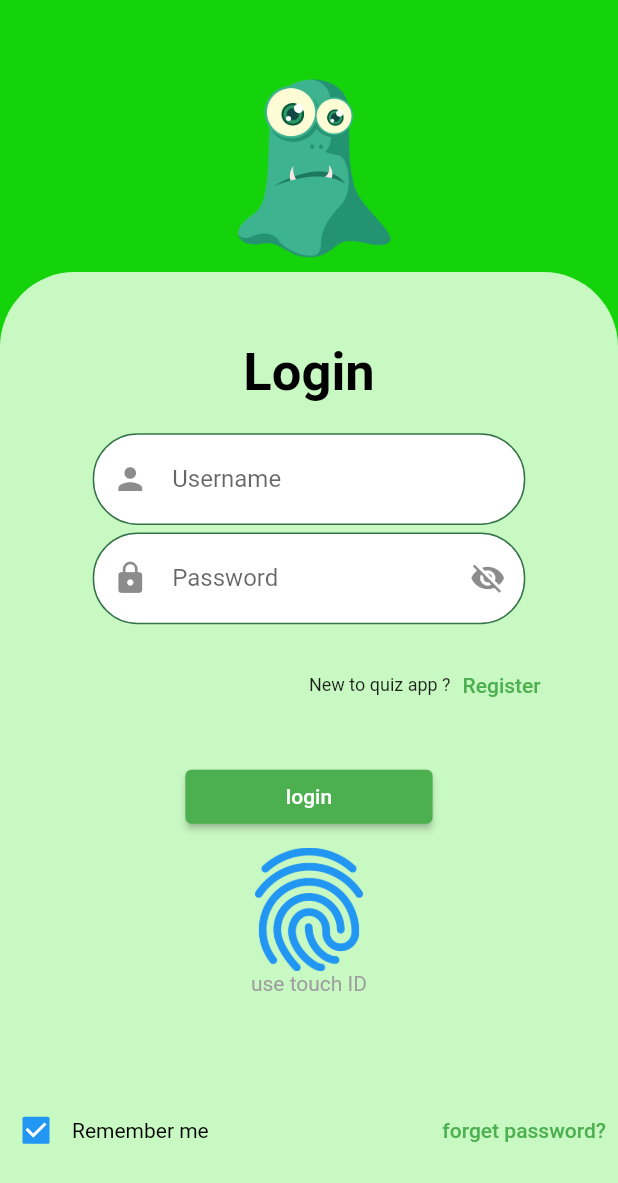
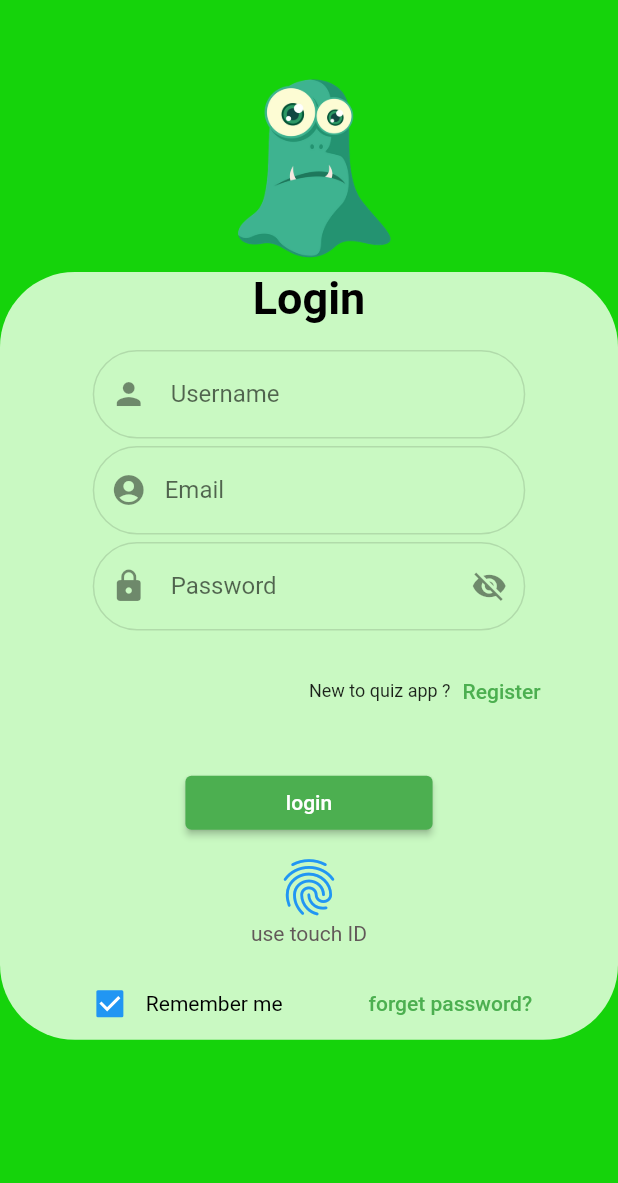
Before and after one commit to menna550/Quiz_App, a Flutter app: the screen it shows after launch, after a tap on "Start", on a phone screen of 412 x 824 dp. Shown: the top 1183 px of the screen. Run offline on Flutter 3.47's test engine with Material 2 defaults, Android fonts, the phone set to English and light mode, and no system bars; our stand-ins replace google_fonts.

Commit message:
validation

```diff
--- a/lib/Screens/OpeningScreen.dart
+++ b/lib/Screens/OpeningScreen.dart
@@ -52,7 +52,7 @@ class OpeningScreen extends StatelessWidget {
                     Navigator.push(
                       context,
                       MaterialPageRoute<void>(
-                        builder: (BuildContext context) => const login_screen(),
+                        builder: (BuildContext context) =>  login_screen(),
                       ),
                     );
                   },
--- a/lib/Screens/login.dart
+++ b/lib/Screens/login.dart
@@ -3,18 +3,16 @@ import 'package:flutter/material.dart';
 import 'Category_Screen.dart';
 
 class login_screen extends StatelessWidget {
-  const login_screen({super.key});
+  login_screen({super.key});
+
+  final GlobalKey<FormState> _formkey = GlobalKey<FormState>();
+
   @override
   Widget build(BuildContext context) {
     //first container
     return Scaffold(
-      body: Container(
-        width: MediaQuery.of(context).size.width,
-        height: MediaQuery.of(context).size.height,
-        decoration: const BoxDecoration(
-          color: Color.fromARGB(255, 21, 211, 11),
-        ),
-        child: Column(
+      backgroundColor: Color.fromARGB(255, 21, 211, 11),
+      body: Column(
         children: [
           SizedBox(
             height: MediaQuery.of(context).size.height * 0.02,
@@ -23,46 +21,91 @@ class login_screen extends StatelessWidget {
             "images/pngwing.com.png",
             height: MediaQuery.of(context).size.height * 0.2,
           ),
-            Expanded(
-              child: Container(
-                // width: MediaQuery.of(context).size.width,
-                // height: MediaQuery.of(context).size.height ,
-                decoration: const BoxDecoration(
+          Container(
+            // height:MediaQuery.of(context).size.height* 2/3 ,
+
+            decoration: BoxDecoration(
+
               color: Color.fromARGB(219, 231, 255, 224),
-                  borderRadius: BorderRadius.only(
-                    topLeft: Radius.circular(50),
-                    topRight: Radius.circular(50),
+              borderRadius: BorderRadius.circular(50)
+              //   topLeft: Radius.circular(50),
+              //   topRight: Radius.circular(50),
+              // ),
             ),
-                ),
+            child: Form(
+              key: _formkey,
               child: Column(
-                  mainAxisAlignment: MainAxisAlignment.center,
+                //mainAxisAlignment: MainAxisAlignment.center,
                 children: [
                   const Text(
                     'Login',
                     style: TextStyle(
                         color: Colors.black,
-                          fontSize: 35,
+                        fontSize: 30,
                         fontWeight: FontWeight.bold),
                   ),
                   const SizedBox(
-                      height: 20,
+                    height: 17,
                   ),
                   //Username field
-                    Container(
-                      padding: const EdgeInsets.all(0.1),
+                  SizedBox(
                     width: MediaQuery.of(context).size.width * 0.7,
-                      decoration: BoxDecoration(
-                        color: Colors.white,
+                    child: TextFormField(
+                      validator: (value) {
+                        if (value!.isEmpty) {
+                          return "*Please enter Your username";
+                        } else if (value.length < 8) {
+                          return "*Should be more than 8 characters";
+                        }
+                        final regex = RegExp(r'^[A-Z]');
+                        if (!regex.hasMatch(value)) {
+                          return "The first character must be capital";
+                        }
+                      },
+                      decoration: InputDecoration(
+                        enabledBorder: OutlineInputBorder(
+                          borderSide: const BorderSide(color: Colors.black12),
                           borderRadius: BorderRadius.circular(30),
-                        border:
-                            Border.all(color: Color.fromARGB(255, 52, 115, 72)),
                         ),
-                      child: TextFormField(
-                        decoration: const InputDecoration(
+                        errorBorder: OutlineInputBorder(
+                          borderSide: const BorderSide(color: Colors.red),
+                          borderRadius: BorderRadius.circular(30),
+                        ),
                         labelText: ' Username',
                         border: InputBorder.none,
-                          prefixIcon: Icon(Icons.person),
-                          // Add any other desired styling or customization
+                        prefixIcon: const Icon(Icons.person),
+                      ),
+                    ),
+                  ),
+
+                  const SizedBox(
+                    height: 5,
+                  ),
+                  SizedBox(
+                    width: MediaQuery.of(context).size.width * 0.7,
+                    child: TextFormField(
+                      validator: (value) {
+                        if (value!.isEmpty) {
+                          return "*Please enter Your email";
+                        }
+                        final regex = RegExp(
+                            r'^[a-zA-Z0-9._%+-]+@[a-zA-Z0-9.-]+\.com$');
+                        if (!regex.hasMatch(value)) {
+                          return "Please enter a valid email";
+                        }
+                      },
+                      decoration: InputDecoration(
+                        enabledBorder: OutlineInputBorder(
+                          borderSide: const BorderSide(color: Colors.black12),
+                          borderRadius: BorderRadius.circular(30),
+                        ),
+                        errorBorder: OutlineInputBorder(
+                          borderSide: const BorderSide(color: Colors.red),
+                          borderRadius: BorderRadius.circular(30),
+                        ),
+                        labelText: 'Email',
+                        border: InputBorder.none,
+                        prefixIcon: const Icon(Icons.account_circle),
                       ),
                     ),
                   ),
@@ -70,22 +113,34 @@ class login_screen extends StatelessWidget {
                     height: 5,
                   ),
                   //password
-                    Container(
-                      padding: const EdgeInsets.all(0.1),
+                  SizedBox(
                     width: MediaQuery.of(context).size.width * 0.7,
-                      //margin: const EdgeInsets.all(0.5),
-                      decoration: BoxDecoration(
-                        color: Colors.white,
+                    child: TextFormField(
+                      validator: (value) {
+                        if (value!.isEmpty) {
+                          return "*Please enter your passwer";
+                        } else if (value.length < 9) {
+                          return "*Should be more than 9 characters";
+                        }
+                        final regex = RegExp(
+                            r'^(?=.*[A-Z])(?=.*[a-z])(?=.*[0-9])(?=.*[!@#\$%\^&\*])(?=.{8,})');
+                        if (!regex.hasMatch(value)) {
+                          return 'Please enter a strong password\n*contains capital , small , numbers and special characters';
+                        }
+                      },
+                      decoration: InputDecoration(
+                        enabledBorder: OutlineInputBorder(
+                          borderSide: const BorderSide(color: Colors.black12),
                           borderRadius: BorderRadius.circular(30),
-                        border:
-                            Border.all(color: Color.fromARGB(255, 52, 115, 72)),
                         ),
-                      child: TextFormField(
-                        decoration: const InputDecoration(
+                        errorBorder: OutlineInputBorder(
+                          borderSide: const BorderSide(color: Colors.red),
+                          borderRadius: BorderRadius.circular(30),
+                        ),
                         labelText: ' Password',
                         border: InputBorder.none,
-                          prefixIcon: Icon(Icons.https),
-                          suffixIcon: Icon(Icons.visibility_off),
+                        prefixIcon: const Icon(Icons.https),
+                        suffixIcon: const Icon(Icons.visibility_off),
                         // Add any other desired styling or customization
                       ),
                     ),
@@ -123,11 +178,13 @@ class login_screen extends StatelessWidget {
                           backgroundColor:
                               MaterialStateProperty.all(Colors.green)),
                       onPressed: () {
+                        if (_formkey.currentState!.validate()) {
                           Navigator.push(
                               context,
                               MaterialPageRoute<void>(
                                   builder: (BuildContext context) =>
                                       CategoryScreen()));
+                        }
                       },
                       child: const Text(
                         "login",
@@ -135,19 +192,20 @@ class login_screen extends StatelessWidget {
                       ),
                     ),
                   ),
-                    Image.asset(
-                      'images/finger.png',
-                      height: MediaQuery.of(context).size.height * 0.1,
-                    ),
+                  const Icon(Icons.fingerprint, color: Colors.blue, size: 45,),
+                  // Image.asset(
+                  //   'images/finger.png',
+                  //   height: MediaQuery.of(context).size.height * 0.09,
+                  // ),
                   const Text(
                     "use touch ID",
-                      style: TextStyle(color: Colors.grey),
+                    style: TextStyle(color: Color.fromARGB(255, 98, 89, 89)),
                   ),
-                    SizedBox(
-                      height: MediaQuery.of(context).size.height * 0.08,
+                  const SizedBox(
+                    height: 15,
                   ),
                   Row(
-                      mainAxisAlignment: MainAxisAlignment.spaceBetween,
+                    mainAxisAlignment: MainAxisAlignment.spaceEvenly,
                     children: [
                       Row(
                         children: [
@@ -173,7 +231,6 @@ class login_screen extends StatelessWidget {
           ),
         ],
       ),
-      ),
     );
   }
 }
--- a/lib/Widgets/category_container.dart
+++ b/lib/Widgets/category_container.dart
@@ -13,7 +13,7 @@ class CategoryContainer extends StatelessWidget {
 
   List quizName = ["Sport Test", "History Test", "General Test"];
   List quizColor = [const Color.fromARGB(255, 189, 150, 197),
-    Color.fromARGB(255, 163, 140, 162),
+    const Color.fromARGB(255, 163, 140, 162),
     const Color.fromARGB(255, 224, 200, 238)
   ];
 
```
Also changed, not shown: lib/Global/Quiz_data.dart (added, +102 -0 lines). Lines whose indentation alone changed are shown as unchanged.
